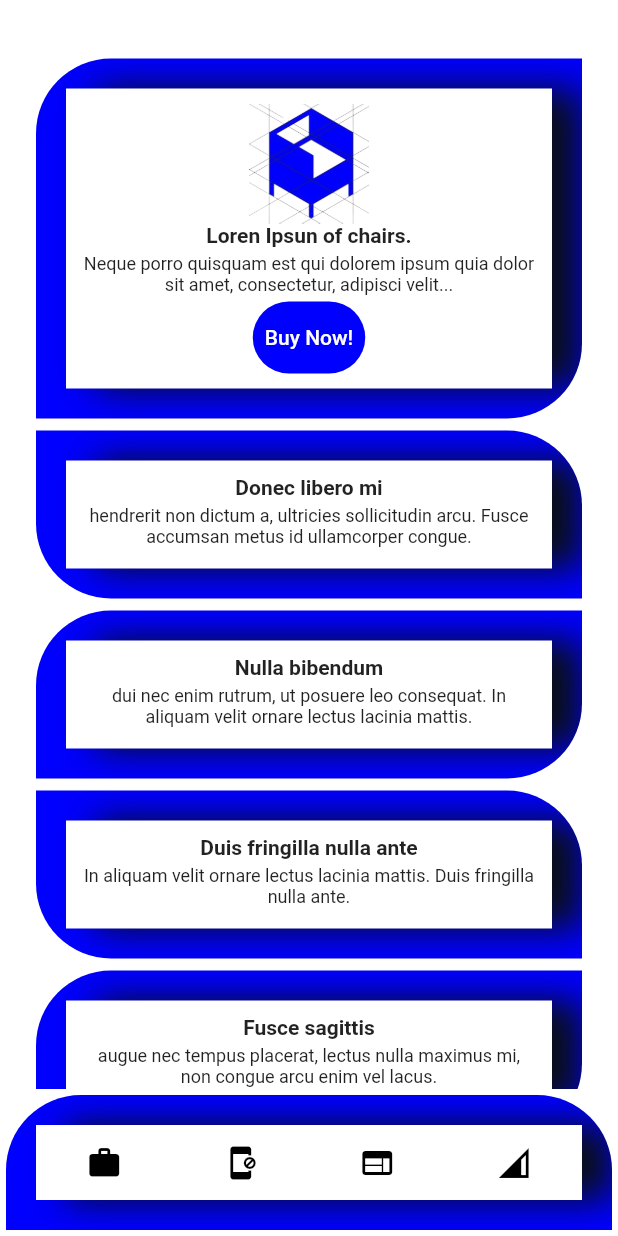
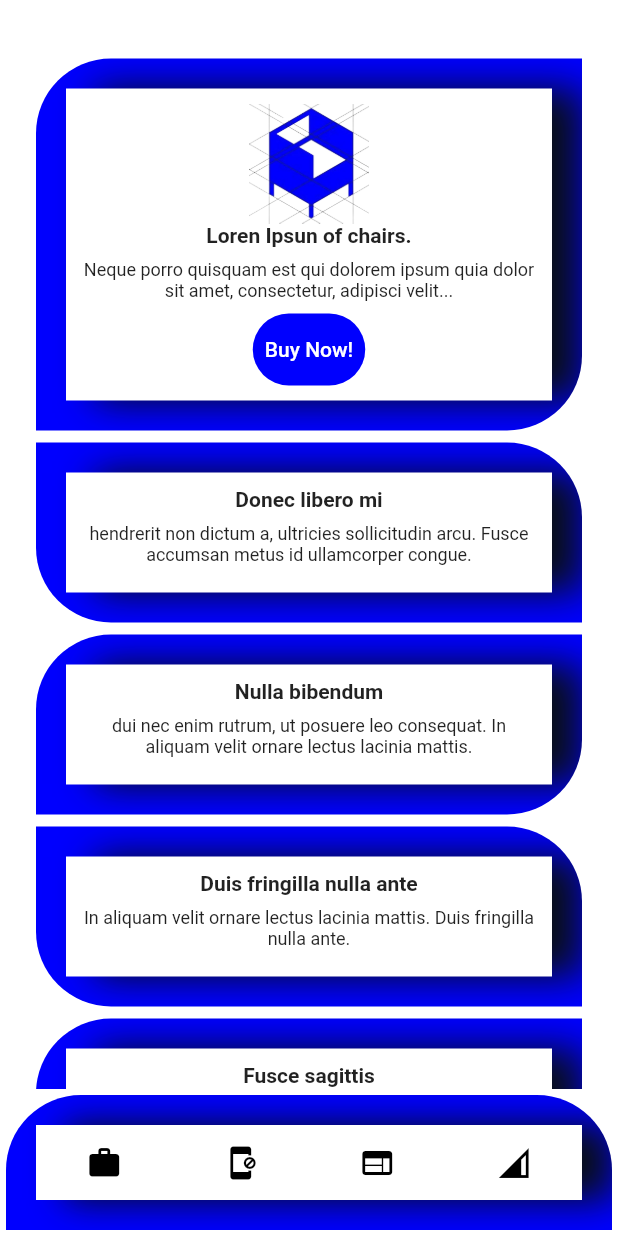
Before and after one commit to pinto-marcelo/My-Flutter-Pages, a Flutter app: the screen it shows after launch, on a phone screen of 412 x 824 dp. Run offline on Flutter 3.47's test engine with Material 2 defaults, Android fonts, the light colour scheme and no system bars.

Commit message:
refatoração my square art

```diff
--- a/lib/homepagedark.dart
+++ b/lib/homepagedark.dart
@@ -32,10 +32,10 @@ class HomePageDark extends StatelessWidget {
                             height: 60,
                           ),
                           CircleAvatar(
+                            radius: 25,
                             child: Image.asset(
                               "lib/assets/chair_white_blue-removebg-preview.png",
                             ),
-                            radius: 25,
                           ),
                         ],
                       ),
--- a/lib/square_art_hp.dart
+++ b/lib/square_art_hp.dart
@@ -44,8 +44,7 @@ class _SquareArtHPState extends State<SquareArtHP> {
                               ),
                             ),
                             child: Padding(
-                              padding: const EdgeInsetsDirectional.fromSTEB(
-                                  20, 20, 20, 20),
+                              padding: const EdgeInsets.all(20),
                               child: Container(
                                 decoration: const BoxDecoration(
                                   boxShadow: [
@@ -89,12 +88,7 @@ class _SquareArtHPState extends State<SquareArtHP> {
                                             fontWeight: FontWeight.bold),
                                       ),
                                       const Padding(
-                                        padding:
-                                            EdgeInsets.fromLTRB(0, 2, 0, 2),
-                                      ),
-                                      const Padding(
-                                        padding:
-                                            EdgeInsets.fromLTRB(10, 0, 10, 0),
+                                        padding: EdgeInsets.all(8),
                                         child: Text(
                                           "Neque porro quisquam est qui dolorem ipsum quia dolor sit amet, consectetur, adipisci velit...",
                                           textAlign: TextAlign.center,
@@ -102,10 +96,6 @@ class _SquareArtHPState extends State<SquareArtHP> {
                                             fontSize: 12,
                                           ),
                                         ),
-                                      ),
-                                      const Padding(
-                                        padding:
-                                            EdgeInsets.fromLTRB(0, 2, 0, 2),
                                       ),
                                       Container(
                                         decoration: const BoxDecoration(
@@ -142,8 +132,7 @@ class _SquareArtHPState extends State<SquareArtHP> {
                               ),
                             ),
                             child: Padding(
-                              padding: const EdgeInsetsDirectional.fromSTEB(
-                                  20, 20, 20, 20),
+                              padding: const EdgeInsets.all(20),
                               child: Container(
                                 decoration: const BoxDecoration(
                                   boxShadow: [
@@ -169,12 +158,7 @@ class _SquareArtHPState extends State<SquareArtHP> {
                                             fontWeight: FontWeight.bold),
                                       ),
                                       Padding(
-                                        padding:
-                                            EdgeInsets.fromLTRB(0, 2, 0, 2),
-                                      ),
-                                      Padding(
-                                        padding:
-                                            EdgeInsets.fromLTRB(10, 0, 10, 0),
+                                        padding: EdgeInsets.all(8),
                                         child: Text(
                                           "hendrerit non dictum a, ultricies sollicitudin arcu. Fusce accumsan metus id ullamcorper congue.",
                                           textAlign: TextAlign.center,
@@ -182,10 +166,6 @@ class _SquareArtHPState extends State<SquareArtHP> {
                                             fontSize: 12,
                                           ),
                                         ),
-                                      ),
-                                      Padding(
-                                        padding:
-                                            EdgeInsets.fromLTRB(0, 2, 0, 2),
                                       ),
                                     ],
                                   ),
@@ -206,8 +186,7 @@ class _SquareArtHPState extends State<SquareArtHP> {
                               ),
                             ),
                             child: Padding(
-                              padding: const EdgeInsetsDirectional.fromSTEB(
-                                  20, 20, 20, 20),
+                              padding: const EdgeInsets.all(20),
                               child: Container(
                                 decoration: const BoxDecoration(
                                   boxShadow: [
@@ -233,12 +212,7 @@ class _SquareArtHPState extends State<SquareArtHP> {
                                             fontWeight: FontWeight.bold),
                                       ),
                                       Padding(
-                                        padding:
-                                            EdgeInsets.fromLTRB(0, 2, 0, 2),
-                                      ),
-                                      Padding(
-                                        padding:
-                                            EdgeInsets.fromLTRB(10, 0, 10, 0),
+                                        padding: EdgeInsets.all(8),
                                         child: Text(
                                           "dui nec enim rutrum, ut posuere leo consequat. In aliquam velit ornare lectus lacinia mattis. ",
                                           textAlign: TextAlign.center,
@@ -246,10 +220,6 @@ class _SquareArtHPState extends State<SquareArtHP> {
                                             fontSize: 12,
                                           ),
                                         ),
-                                      ),
-                                      Padding(
-                                        padding:
-                                            EdgeInsets.fromLTRB(0, 2, 0, 2),
                                       ),
                                     ],
                                   ),
@@ -270,8 +240,7 @@ class _SquareArtHPState extends State<SquareArtHP> {
                               ),
                             ),
                             child: Padding(
-                              padding: const EdgeInsetsDirectional.fromSTEB(
-                                  20, 20, 20, 20),
+                              padding: const EdgeInsets.all(20),
                               child: Container(
                                 decoration: const BoxDecoration(
                                   boxShadow: [
@@ -297,12 +266,7 @@ class _SquareArtHPState extends State<SquareArtHP> {
                                             fontWeight: FontWeight.bold),
                                       ),
                                       Padding(
-                                        padding:
-                                            EdgeInsets.fromLTRB(0, 2, 0, 2),
-                                      ),
-                                      Padding(
-                                        padding:
-                                            EdgeInsets.fromLTRB(10, 0, 10, 0),
+                                        padding: EdgeInsets.all(8),
                                         child: Text(
                                           "In aliquam velit ornare lectus lacinia mattis. Duis fringilla nulla ante.",
                                           textAlign: TextAlign.center,
@@ -310,10 +274,6 @@ class _SquareArtHPState extends State<SquareArtHP> {
                                             fontSize: 12,
                                           ),
                                         ),
-                                      ),
-                                      Padding(
-                                        padding:
-                                            EdgeInsets.fromLTRB(0, 2, 0, 2),
                                       ),
                                     ],
                                   ),
@@ -334,8 +294,7 @@ class _SquareArtHPState extends State<SquareArtHP> {
                               ),
                             ),
                             child: Padding(
-                              padding: const EdgeInsetsDirectional.fromSTEB(
-                                  20, 20, 20, 20),
+                              padding: const EdgeInsets.all(20),
                               child: Container(
                                 decoration: const BoxDecoration(
                                   boxShadow: [
@@ -361,12 +320,7 @@ class _SquareArtHPState extends State<SquareArtHP> {
                                             fontWeight: FontWeight.bold),
                                       ),
                                       Padding(
-                                        padding:
-                                            EdgeInsets.fromLTRB(0, 2, 0, 2),
-                                      ),
-                                      Padding(
-                                        padding:
-                                            EdgeInsets.fromLTRB(10, 0, 10, 0),
+                                        padding: EdgeInsets.all(8),
                                         child: Text(
                                           "augue nec tempus placerat, lectus nulla maximus mi, non congue arcu enim vel lacus.",
                                           textAlign: TextAlign.center,
@@ -374,10 +328,6 @@ class _SquareArtHPState extends State<SquareArtHP> {
                                             fontSize: 12,
                                           ),
                                         ),
-                                      ),
-                                      Padding(
-                                        padding:
-                                            EdgeInsets.fromLTRB(0, 2, 0, 2),
                                       ),
                                     ],
                                   ),
@@ -417,8 +367,6 @@ class _SquareArtHPState extends State<SquareArtHP> {
                                   ),
                                   color: Colors.white,
                                   child: Column(
-                                    mainAxisAlignment:
-                                        MainAxisAlignment.spaceBetween,
                                     children: const [
                                       Text(
                                         " Pellentesque feugiat",
@@ -426,12 +374,7 @@ class _SquareArtHPState extends State<SquareArtHP> {
                                             fontWeight: FontWeight.bold),
                                       ),
                                       Padding(
-                                        padding:
-                                            EdgeInsets.fromLTRB(0, 2, 0, 2),
-                                      ),
-                                      Padding(
-                                        padding:
-                                            EdgeInsets.fromLTRB(10, 0, 10, 0),
+                                        padding: EdgeInsets.all(8),
                                         child: Text(
                                           '- odio quam vel condimentum \n- velit venenatis volutpat Mauris dictum nunc ac arcu\n- Vivamus urna eros, iaculis eu pretium vel\n- ornare egestas',
                                           textAlign: TextAlign.center,
@@ -439,10 +382,6 @@ class _SquareArtHPState extends State<SquareArtHP> {
                                             fontSize: 12,
                                           ),
                                         ),
-                                      ),
-                                      Padding(
-                                        padding:
-                                            EdgeInsets.fromLTRB(0, 2, 0, 2),
                                       ),
                                     ],
                                   ),
```
